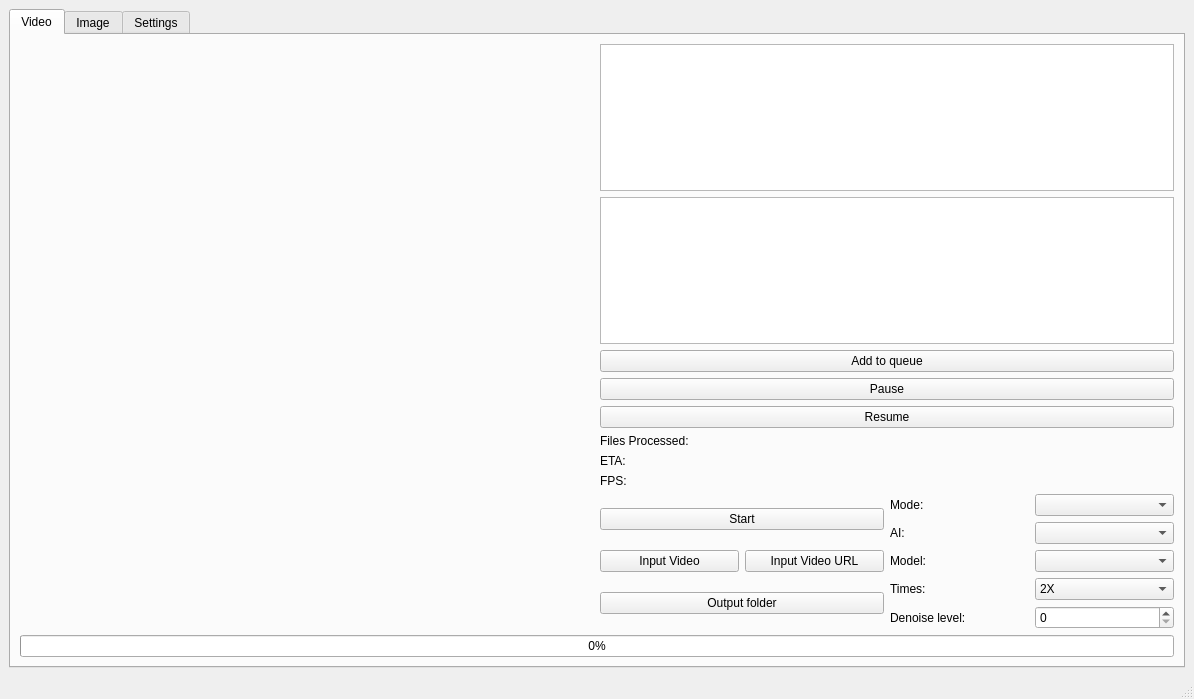
TNTwise/REAL-Video-Enhancer, file mainwindow.ui: the form before one commit.
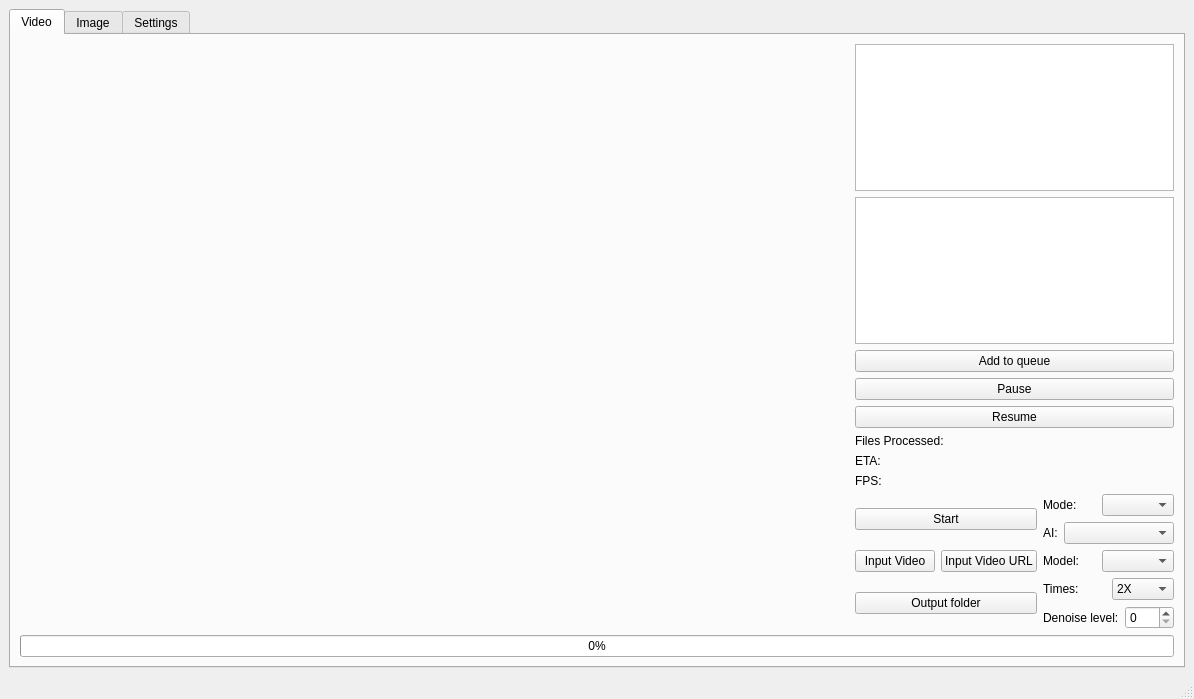
The form after the commit. Icons and pictures are not drawn.

Commit message: fix install models button removing all rife models

Diff of the .ui file:
```diff
--- a/mainwindow.ui
+++ b/mainwindow.ui
@@ -99,9 +99,12 @@
                   <property name="orientation">
                    <enum>Qt::Horizontal</enum>
                   </property>
+                  <property name="sizeType">
+                   <enum>QSizePolicy::Expanding</enum>
+                  </property>
                   <property name="sizeHint" stdset="0">
                    <size>
-                    <width>40</width>
+                    <width>5000</width>
                     <height>20</height>
                    </size>
                   </property>
@@ -276,7 +279,7 @@
                    <widget class="QComboBox" name="AICombo">
                     <property name="minimumSize">
                      <size>
-                      <width>0</width>
+                      <width>110</width>
                       <height>0</height>
                      </size>
                     </property>
```
The commit also changes 6 other files.
